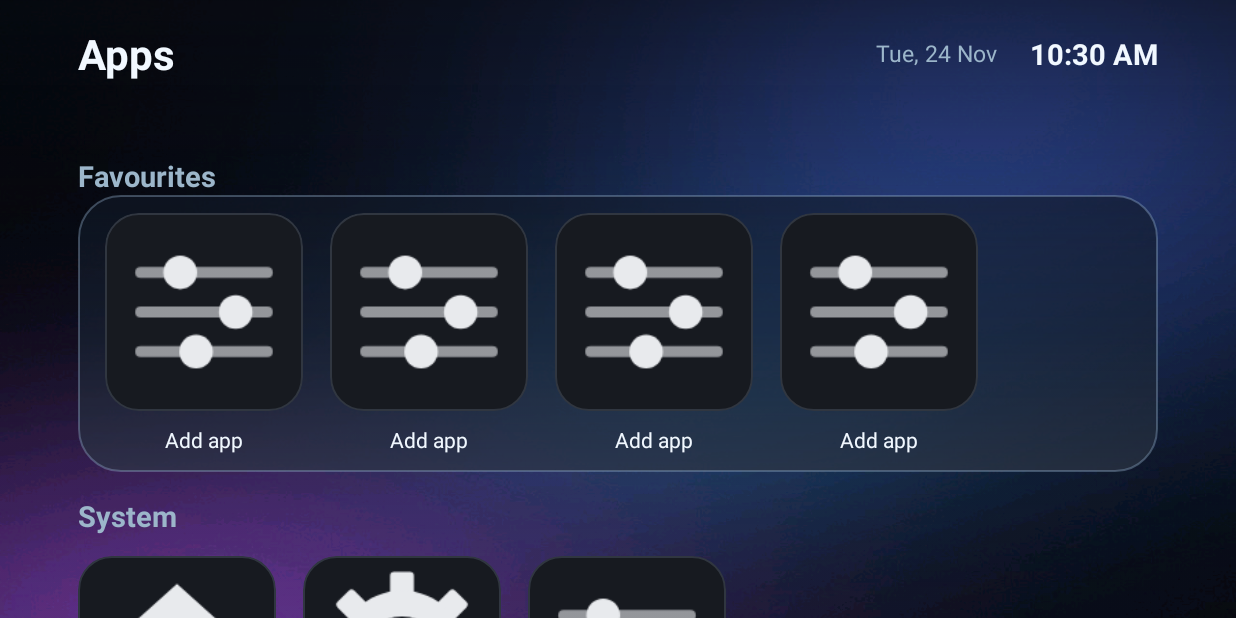
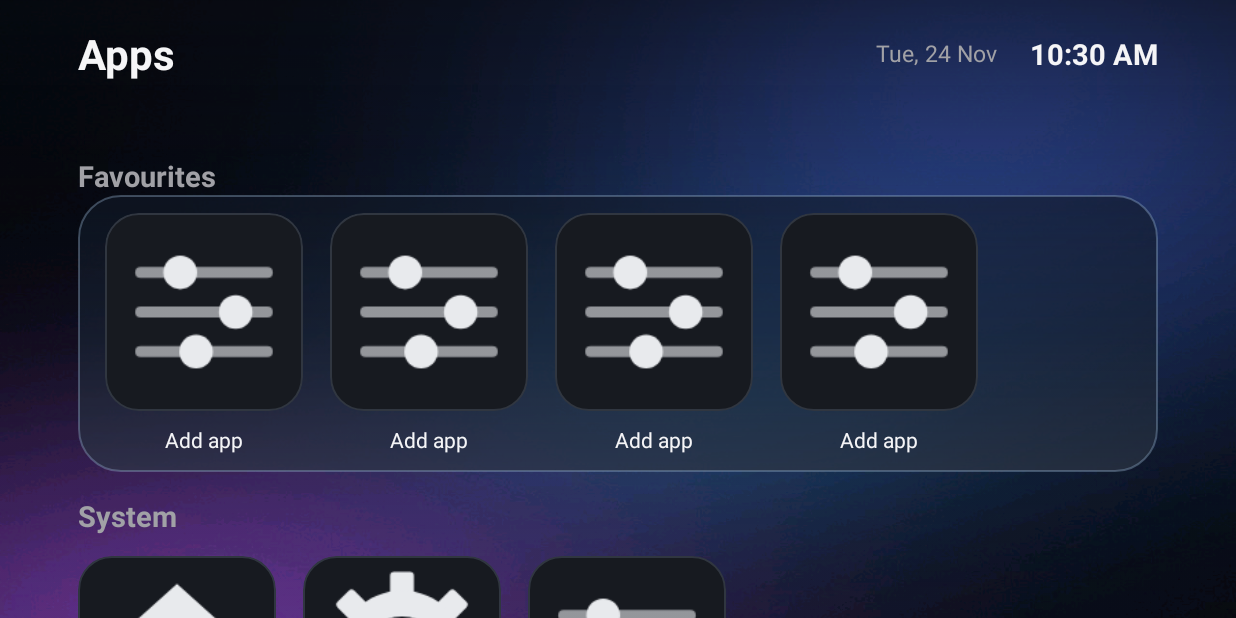
Before and after one commit to ItzmrRohxn/GoogleTV-Home, an Android app: the screen it shows after launch (MainActivity), on a phone screen of 824 x 412 dp (held sideways). Run offline under Robolectric (Android 15) with nearby library versions, the phone set to English and light mode, and no system bars; 8 statements that could not run were skipped.

Commit message:
Redesign home screen with clean Apple TV-inspired dark layout

```diff
--- a/app/src/main/res/values/colors.xml
+++ b/app/src/main/res/values/colors.xml
@@ -1,10 +1,10 @@
 <?xml version="1.0" encoding="utf-8"?>
 <resources>
-    <color name="bg">#FF050B16</color>
-    <color name="tile">#FF101C31</color>
-    <color name="tile_focus">#FF244D68</color>
-    <color name="focus_ring">#FFBDEBFF</color>
-    <color name="text_primary">#FFF1F8FF</color>
-    <color name="text_secondary">#FF9CB6CA</color>
-    <color name="accent">#FF8EDBFF</color>
+    <color name="bg">#FF000000</color>
+    <color name="tile">#FF202124</color>
+    <color name="tile_focus">#FF303134</color>
+    <color name="focus_ring">#FFFFFFFF</color>
+    <color name="text_primary">#FFF5F5F7</color>
+    <color name="text_secondary">#FFA1A1A6</color>
+    <color name="accent">#FFFFFFFF</color>
 </resources>
```
